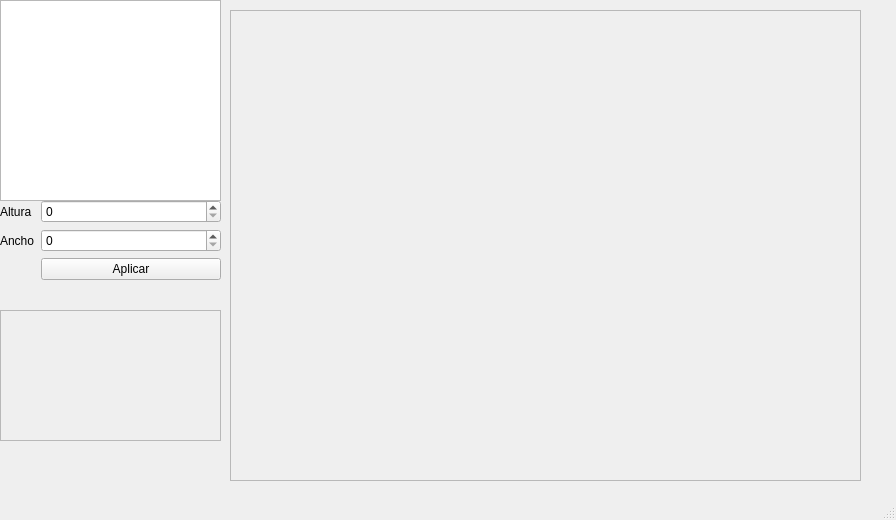
First picture: the form in editor_src/Editor/mainwindow.ui, repository gonzalomartinezs/Wolfenstein3D, before the edit.
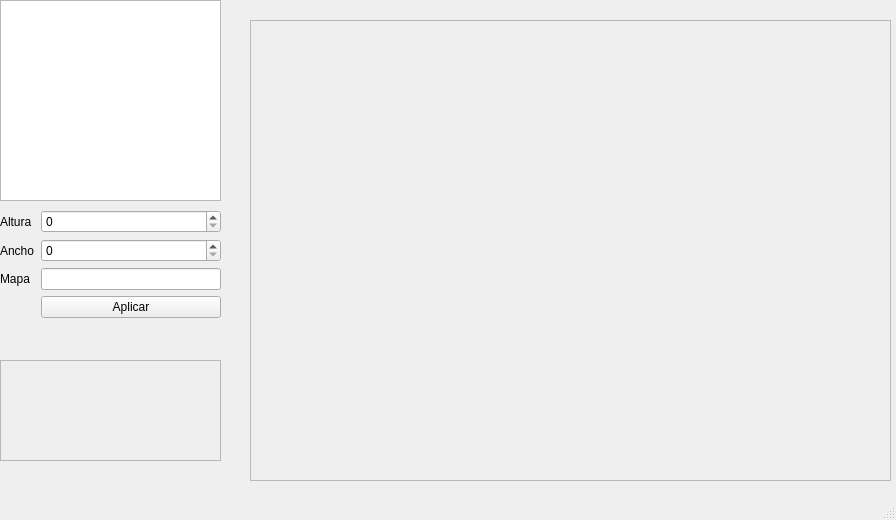
Second picture: the form after the edit. Custom widgets are drawn as their Qt base class.

Commit message: agrego ventana de texto

```diff
--- a/editor_src/Editor/mainwindow.ui
+++ b/editor_src/Editor/mainwindow.ui
@@ -17,10 +17,10 @@
    <widget class="QScrollArea" name="mapArea">
     <property name="geometry">
      <rect>
-      <x>230</x>
-      <y>10</y>
-      <width>631</width>
-      <height>471</height>
+      <x>250</x>
+      <y>20</y>
+      <width>641</width>
+      <height>461</height>
      </rect>
     </property>
     <property name="widgetResizable">
@@ -31,8 +31,8 @@
       <rect>
        <x>0</x>
        <y>0</y>
-       <width>629</width>
-       <height>469</height>
+       <width>639</width>
+       <height>459</height>
       </rect>
      </property>
     </widget>
@@ -51,28 +51,14 @@
     <property name="geometry">
      <rect>
       <x>0</x>
-      <y>200</y>
+      <y>210</y>
       <width>221</width>
-      <height>108</height>
+      <height>141</height>
      </rect>
     </property>
     <layout class="QHBoxLayout" name="horizontalLayout">
      <item>
       <layout class="QFormLayout" name="formLayout">
-       <item row="2" column="1">
-        <widget class="QSpinBox" name="spinX">
-         <property name="maximum">
-          <number>1000</number>
-         </property>
-        </widget>
-       </item>
-       <item row="2" column="0">
-        <widget class="QLabel" name="label_2">
-         <property name="text">
-          <string>Ancho</string>
-         </property>
-        </widget>
-       </item>
        <item row="3" column="1">
         <widget class="QPushButton" name="button">
          <property name="text">
@@ -80,20 +66,44 @@
          </property>
         </widget>
        </item>
-       <item row="1" column="1">
-        <widget class="QSpinBox" name="spinY">
-         <property name="maximum">
-          <number>1000</number>
-         </property>
-        </widget>
-       </item>
-       <item row="1" column="0">
+       <item row="0" column="0">
         <widget class="QLabel" name="label">
          <property name="text">
           <string>Altura</string>
          </property>
         </widget>
        </item>
+       <item row="0" column="1">
+        <widget class="QSpinBox" name="spinY">
+         <property name="maximum">
+          <number>1000</number>
+         </property>
+        </widget>
+       </item>
+       <item row="1" column="0">
+        <widget class="QLabel" name="label_2">
+         <property name="text">
+          <string>Ancho</string>
+         </property>
+        </widget>
+       </item>
+       <item row="1" column="1">
+        <widget class="QSpinBox" name="spinX">
+         <property name="maximum">
+          <number>1000</number>
+         </property>
+        </widget>
+       </item>
+       <item row="2" column="0">
+        <widget class="QLabel" name="label_3">
+         <property name="text">
+          <string>Mapa</string>
+         </property>
+        </widget>
+       </item>
+       <item row="2" column="1">
+        <widget class="QLineEdit" name="lineLabel"/>
+       </item>
       </layout>
      </item>
     </layout>
@@ -102,9 +112,9 @@
     <property name="geometry">
      <rect>
       <x>0</x>
-      <y>310</y>
+      <y>360</y>
       <width>221</width>
-      <height>131</height>
+      <height>101</height>
      </rect>
     </property>
     <property name="frameShape">
```
Left out of the diff: 2 changed lines with no effect on the pictures. The commit also changes 4 other files.
